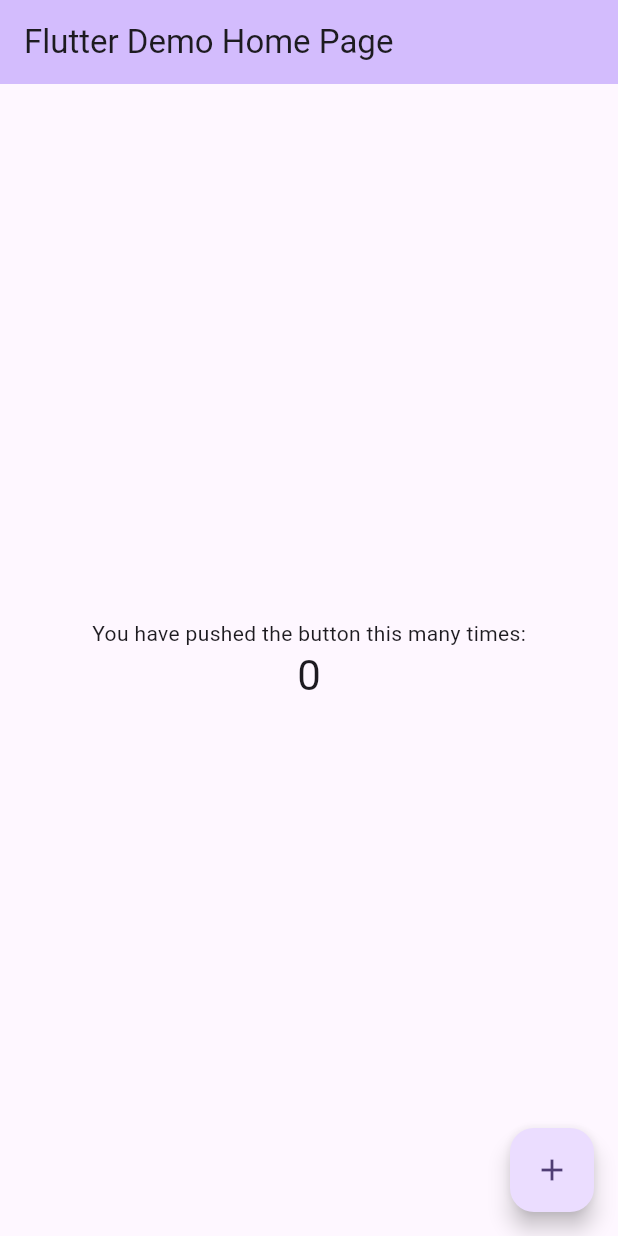
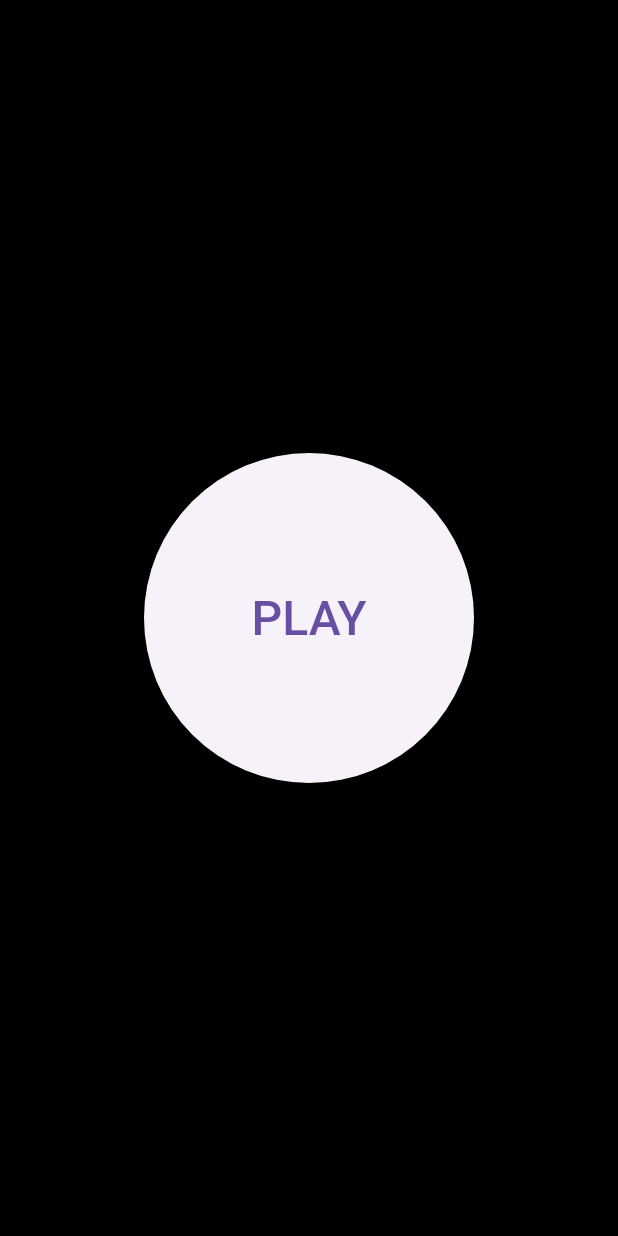
Before and after one commit to ntrongphuc1302/touchdeck, a Flutter app: the screen it shows after launch, on a phone screen of 412 x 824 dp. Run offline on Flutter 3.47's test engine with Material 3 defaults, Android fonts, the phone set to English and light mode, and no system bars; network calls fail.

Commit message:
Add Flutter websocket media button

```diff
--- a/mobile/lib/main.dart
+++ b/mobile/lib/main.dart
@@ -1,4 +1,7 @@
+import 'dart:convert';
+
 import 'package:flutter/material.dart';
+import 'package:web_socket_channel/web_socket_channel.dart';
 
 void main() {
   runApp(const MyApp());
@@ -7,115 +10,49 @@ void main() {
 class MyApp extends StatelessWidget {
   const MyApp({super.key});
 
-  // This widget is the root of your application.
   @override
   Widget build(BuildContext context) {
-    return MaterialApp(
-      title: 'Flutter Demo',
-      theme: ThemeData(
-        // This is the theme of your application.
-        //
-        // TRY THIS: Try running your application with "flutter run". You'll see
-        // the application has a purple toolbar. Then, without quitting the app,
-        // try changing the seedColor in the colorScheme below to Colors.green
-        // and then invoke "hot reload" (save your changes or press the "hot
-        // reload" button in a Flutter-supported IDE, or press "r" if you used
-        // the command line to start the app).
-        //
-        // Notice that the counter didn't reset back to zero; the application
-        // state is not lost during the reload. To reset the state, use hot
-        // restart instead.
-        //
-        // This works for code too, not just values: Most code changes can be
-        // tested with just a hot reload.
-        colorScheme: .fromSeed(seedColor: Colors.deepPurple),
-      ),
-      home: const MyHomePage(title: 'Flutter Demo Home Page'),
-    );
+    return MaterialApp(debugShowCheckedModeBanner: false, home: DeckScreen());
   }
 }
 
-class MyHomePage extends StatefulWidget {
-  const MyHomePage({super.key, required this.title});
+class DeckScreen extends StatefulWidget {
+  @override
+  State<DeckScreen> createState() => _DeckScreenState();
+}
 
-  // This widget is the home page of your application. It is stateful, meaning
-  // that it has a State object (defined below) that contains fields that affect
-  // how it looks.
-
-  // This class is the configuration for the state. It holds the values (in this
-  // case the title) provided by the parent (in this case the App widget) and
-  // used by the build method of the State. Fields in a Widget subclass are
-  // always marked "final".
-
-  final String title;
+class _DeckScreenState extends State<DeckScreen> {
+  late WebSocketChannel channel;
 
   @override
-  State<MyHomePage> createState() => _MyHomePageState();
-}
+  void initState() {
+    super.initState();
 
-class _MyHomePageState extends State<MyHomePage> {
-  int _counter = 0;
+    channel = WebSocketChannel.connect(Uri.parse("ws://192.168.0.73:8765"));
+  }
 
-  void _incrementCounter() {
-    setState(() {
-      // This call to setState tells the Flutter framework that something has
-      // changed in this State, which causes it to rerun the build method below
-      // so that the display can reflect the updated values. If we changed
-      // _counter without calling setState(), then the build method would not be
-      // called again, and so nothing would appear to happen.
-      _counter++;
-    });
+  void sendPlayPause() {
+    final packet = {"action": "media_play_pause"};
+
+    channel.sink.add(jsonEncode(packet));
   }
 
   @override
   Widget build(BuildContext context) {
-    // This method is rerun every time setState is called, for instance as done
-    // by the _incrementCounter method above.
-    //
-    // The Flutter framework has been optimized to make rerunning build methods
-    // fast, so that you can just rebuild anything that needs updating rather
-    // than having to individually change instances of widgets.
     return Scaffold(
-      appBar: AppBar(
-        // TRY THIS: Try changing the color here to a specific color (to
-        // Colors.amber, perhaps?) and trigger a hot reload to see the AppBar
-        // change color while the other colors stay the same.
-        backgroundColor: Theme.of(context).colorScheme.inversePrimary,
-        // Here we take the value from the MyHomePage object that was created by
-        // the App.build method, and use it to set our appbar title.
-        title: Text(widget.title),
-      ),
+      backgroundColor: Colors.black,
+
       body: Center(
-        // Center is a layout widget. It takes a single child and positions it
-        // in the middle of the parent.
-        child: Column(
-          // Column is also a layout widget. It takes a list of children and
-          // arranges them vertically. By default, it sizes itself to fit its
-          // children horizontally, and tries to be as tall as its parent.
-          //
-          // Column has various properties to control how it sizes itself and
-          // how it positions its children. Here we use mainAxisAlignment to
-          // center the children vertically; the main axis here is the vertical
-          // axis because Columns are vertical (the cross axis would be
-          // horizontal).
-          //
-          // TRY THIS: Invoke "debug painting" (choose the "Toggle Debug Paint"
-          // action in the IDE, or press "p" in the console), to see the
-          // wireframe for each widget.
-          mainAxisAlignment: .center,
-          children: [
-            const Text('You have pushed the button this many times:'),
-            Text(
-              '$_counter',
-              style: Theme.of(context).textTheme.headlineMedium,
-            ),
-          ],
+        child: SizedBox(
+          width: 220,
+          height: 220,
+
+          child: ElevatedButton(
+            onPressed: sendPlayPause,
+
+            child: const Text("PLAY", style: TextStyle(fontSize: 32)),
+          ),
         ),
-      ),
-      floatingActionButton: FloatingActionButton(
-        onPressed: _incrementCounter,
-        tooltip: 'Increment',
-        child: const Icon(Icons.add),
       ),
     );
   }
--- a/mobile/pubspec.yaml
+++ b/mobile/pubspec.yaml
@@ -34,6 +34,7 @@ dependencies:
   # The following adds the Cupertino Icons font to your application.
   # Use with the CupertinoIcons class for iOS style icons.
   cupertino_icons: ^1.0.8
+  web_socket_channel: ^3.0.3
 
 dev_dependencies:
   flutter_test:
```
Also changed, not shown: mobile/pubspec.lock.
